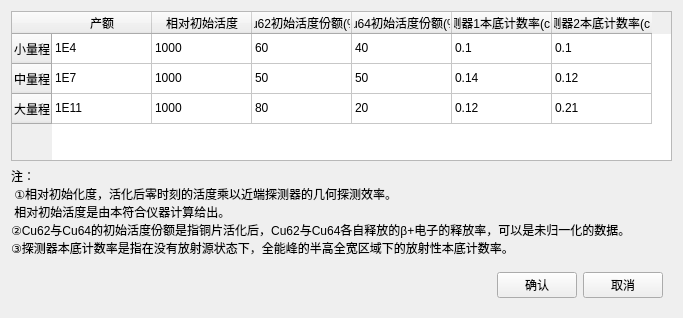
Before: the Qt Designer form yieldcalibration.ui in MrXiaomao/Cu_Activation, drawn with Qt 5.
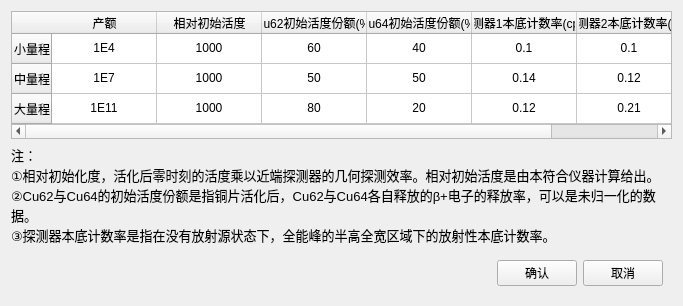
After: the same form once the commit is applied.

Commit message: 1、修复离线分析界面左右时间窗选取不起作用问题。 2、修复离线处理能谱界面高斯拟合选取区间闪退问题。 3、修复工具栏点击 拟合区域/游标/平移不变灰问题。 4、修复游标超出屏幕上边界问题。

What changed in the file:
```diff
--- a/yieldcalibration.ui
+++ b/yieldcalibration.ui
@@ -7,7 +7,7 @@
     <x>0</x>
     <y>0</y>
     <width>683</width>
-    <height>318</height>
+    <height>306</height>
    </rect>
   </property>
   <property name="windowTitle">
@@ -22,6 +22,12 @@
        <height>0</height>
       </size>
      </property>
+     <attribute name="horizontalHeaderCascadingSectionResizes">
+      <bool>false</bool>
+     </attribute>
+     <attribute name="horizontalHeaderDefaultSectionSize">
+      <number>105</number>
+     </attribute>
      <row>
       <property name="text">
        <string>小量程</string>
@@ -71,100 +77,158 @@
       <property name="text">
        <string>1E4</string>
       </property>
+      <property name="textAlignment">
+       <set>AlignCenter</set>
+      </property>
      </item>
      <item row="0" column="1">
       <property name="text">
        <string>1000</string>
       </property>
+      <property name="textAlignment">
+       <set>AlignCenter</set>
+      </property>
      </item>
      <item row="0" column="2">
       <property name="text">
        <string>60</string>
       </property>
+      <property name="textAlignment">
+       <set>AlignCenter</set>
+      </property>
      </item>
      <item row="0" column="3">
       <property name="text">
        <string>40</string>
       </property>
+      <property name="textAlignment">
+       <set>AlignCenter</set>
+      </property>
      </item>
      <item row="0" column="4">
       <property name="text">
        <string>0.1</string>
       </property>
+      <property name="textAlignment">
+       <set>AlignCenter</set>
+      </property>
      </item>
      <item row="0" column="5">
       <property name="text">
        <string>0.1</string>
       </property>
+      <property name="textAlignment">
+       <set>AlignCenter</set>
+      </property>
      </item>
      <item row="1" column="0">
       <property name="text">
        <string>1E7</string>
       </property>
+      <property name="textAlignment">
+       <set>AlignCenter</set>
+      </property>
      </item>
      <item row="1" column="1">
       <property name="text">
        <string>1000</string>
       </property>
+      <property name="textAlignment">
+       <set>AlignCenter</set>
+      </property>
      </item>
      <item row="1" column="2">
       <property name="text">
        <string>50</string>
       </property>
+      <property name="textAlignment">
+       <set>AlignCenter</set>
+      </property>
      </item>
      <item row="1" column="3">
       <property name="text">
        <string>50</string>
       </property>
+      <property name="textAlignment">
+       <set>AlignCenter</set>
+      </property>
      </item>
      <item row="1" column="4">
       <property name="text">
        <string>0.14</string>
       </property>
+      <property name="textAlignment">
+       <set>AlignCenter</set>
+      </property>
      </item>
      <item row="1" column="5">
       <property name="text">
        <string>0.12</string>
       </property>
+      <property name="textAlignment">
+       <set>AlignCenter</set>
+      </property>
      </item>
      <item row="2" column="0">
       <property name="text">
        <string>1E11</string>
       </property>
+      <property name="textAlignment">
+       <set>AlignCenter</set>
+      </property>
      </item>
      <item row="2" column="1">
       <property name="text">
        <string>1000</string>
       </property>
+      <property name="textAlignment">
+       <set>AlignCenter</set>
+      </property>
      </item>
      <item row="2" column="2">
       <property name="text">
        <string>80</string>
       </property>
+      <property name="textAlignment">
+       <set>AlignCenter</set>
+      </property>
      </item>
      <item row="2" column="3">
       <property name="text">
        <string>20</string>
       </property>
+      <property name="textAlignment">
+       <set>AlignCenter</set>
+      </property>
      </item>
      <item row="2" column="4">
       <property name="text">
        <string>0.12</string>
       </property>
+      <property name="textAlignment">
+       <set>AlignCenter</set>
+      </property>
      </item>
      <item row="2" column="5">
       <property name="text">
        <string>0.21</string>
       </property>
+      <property name="textAlignment">
+       <set>AlignCenter</set>
+      </property>
      </item>
     </widget>
    </item>
    <item>
     <widget class="QLabel" name="label_attention">
+     <property name="font">
+      <font>
+       <pointsize>10</pointsize>
+      </font>
+     </property>
      <property name="text">
       <string>注：
- ①相对初始化度，活化后零时刻的活度乘以近端探测器的几何探测效率。
- 相对初始活度是由本符合仪器计算给出。
+①相对初始化度，活化后零时刻的活度乘以近端探测器的几何探测效率。相对初始活度是由本符合仪器计算给出。
 ②Cu62与Cu64的初始活度份额是指铜片活化后，Cu62与Cu64各自释放的β+电子的释放率，可以是未归一化的数据。
 ③探测器本底计数率是指在没有放射源状态下，全能峰的半高全宽区域下的放射性本底计数率。</string>
      </property>
```
The commit also changes 5 other files.
